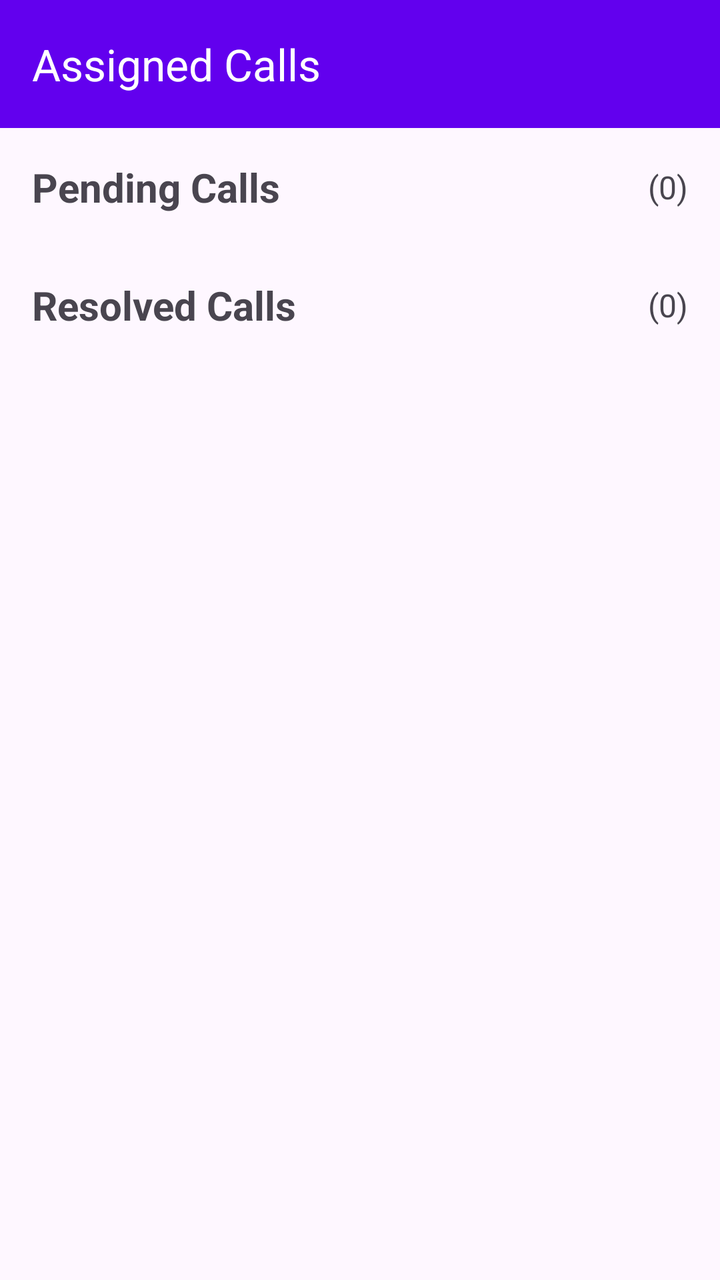
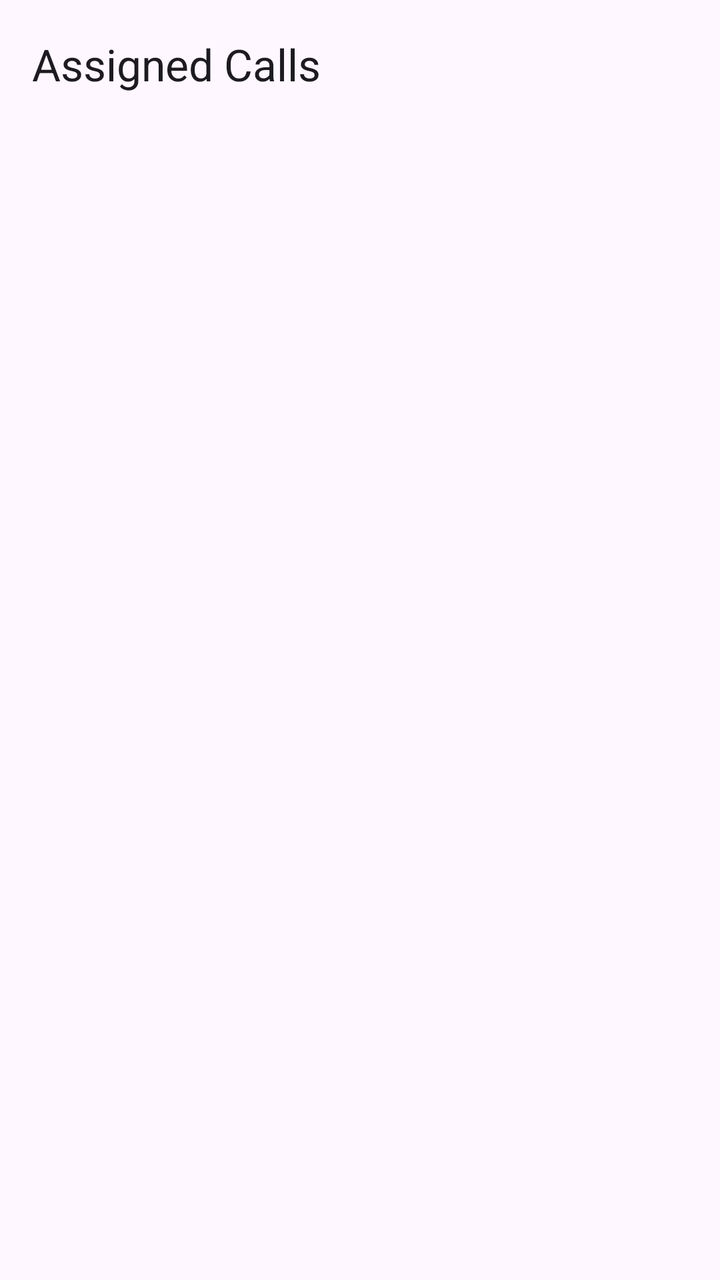

Before-and-after screenshots of an Android layout around one commit, followed by the original layout XML and the change that was made.
<!-- AndroidManifest.xml: application theme Theme.HRM -->
<!-- res/layout/activity_assign_call.xml -->
<?xml version="1.0" encoding="utf-8"?>
<LinearLayout xmlns:android="http://schemas.android.com/apk/res/android"
    xmlns:app="http://schemas.android.com/apk/res-auto"
    xmlns:tools="http://schemas.android.com/tools"
    android:layout_width="match_parent"
    android:layout_height="match_parent"
    android:orientation="vertical"
    tools:context=".AssignCallActivity">

    <com.google.android.material.appbar.AppBarLayout
        android:layout_width="match_parent"
        android:layout_height="wrap_content">

        <androidx.appcompat.widget.Toolbar
            android:id="@+id/toolbar"
            android:layout_width="match_parent"
            android:layout_height="?attr/actionBarSize"
            android:background="?attr/colorPrimary"
            app:title="Assigned Calls"
            app:titleTextColor="@android:color/white" />

    </com.google.android.material.appbar.AppBarLayout>

    <LinearLayout
        android:layout_width="match_parent"
        android:layout_height="wrap_content"
        android:orientation="horizontal"
        android:gravity="center_vertical"
        android:paddingStart="16dp"
        android:paddingEnd="16dp"
        android:layout_marginTop="16dp">

        <TextView
            android:layout_width="0dp"
            android:layout_height="wrap_content"
            android:layout_weight="1"
            android:text="Pending Calls"
            android:textSize="20sp"
            android:textStyle="bold" />

        <TextView
            android:id="@+id/pendingCountTextView"
            android:layout_width="wrap_content"
            android:layout_height="wrap_content"
            android:text="(0)"
            android:textSize="16sp"/>

    </LinearLayout>

    <androidx.recyclerview.widget.RecyclerView
        android:id="@+id/pendingCallsRecyclerView"
        android:layout_width="match_parent"
        android:layout_height="wrap_content"
        android:orientation="horizontal"
        android:padding="8dp" />

    <LinearLayout
        android:layout_width="match_parent"
        android:layout_height="wrap_content"
        android:orientation="horizontal"
        android:gravity="center_vertical"
        android:paddingStart="16dp"
        android:paddingEnd="16dp"
        android:layout_marginTop="16dp">

        <TextView
            android:layout_width="0dp"
            android:layout_height="wrap_content"
            android:layout_weight="1"
            android:text="Resolved Calls"
            android:textSize="20sp"
            android:textStyle="bold" />

        <TextView
            android:id="@+id/resolvedCountTextView"
            android:layout_width="wrap_content"
            android:layout_height="wrap_content"
            android:text="(0)"
            android:textSize="16sp"/>
            
    </LinearLayout>

    <androidx.recyclerview.widget.RecyclerView
        android:id="@+id/resolvedCallsRecyclerView"
        android:layout_width="match_parent"
        android:layout_height="match_parent"
        android:padding="8dp" />

</LinearLayout>
<!-- resources referenced by this layout -->
<resources>
  <style name="Theme.HRM" parent="Base.Theme.HRM" />
  <style name="Base.Theme.HRM" parent="Theme.Material3.DayNight.NoActionBar">
          
          <item name="colorPrimary">@color/my_light_primary</item>
      </style>
  <color name="my_light_primary">#FF6200EE</color>
</resources>

<!-- the commit's change to res/layout/activity_assign_call.xml (unified diff, before → after) -->
@@ -15,73 +15,12 @@
             android:id="@+id/toolbar"
             android:layout_width="match_parent"
             android:layout_height="?attr/actionBarSize"
-            android:background="?attr/colorPrimary"
-            app:title="Assigned Calls"
-            app:titleTextColor="@android:color/white" />
+            app:title="Assigned Calls" />
 
     </com.google.android.material.appbar.AppBarLayout>
 
-    <LinearLayout
-        android:layout_width="match_parent"
-        android:layout_height="wrap_content"
-        android:orientation="horizontal"
-        android:gravity="center_vertical"
-        android:paddingStart="16dp"
-        android:paddingEnd="16dp"
-        android:layout_marginTop="16dp">
-
-        <TextView
-            android:layout_width="0dp"
-            android:layout_height="wrap_content"
-            android:layout_weight="1"
-            android:text="Pending Calls"
-            android:textSize="20sp"
-            android:textStyle="bold" />
-
-        <TextView
-            android:id="@+id/pendingCountTextView"
-            android:layout_width="wrap_content"
-            android:layout_height="wrap_content"
-            android:text="(0)"
-            android:textSize="16sp"/>
-
-    </LinearLayout>
-
     <androidx.recyclerview.widget.RecyclerView
-        android:id="@+id/pendingCallsRecyclerView"
-        android:layout_width="match_parent"
-        android:layout_height="wrap_content"
-        android:orientation="horizontal"
-        android:padding="8dp" />
-
-    <LinearLayout
-        android:layout_width="match_parent"
-        android:layout_height="wrap_content"
-        android:orientation="horizontal"
-        android:gravity="center_vertical"
-        android:paddingStart="16dp"
-        android:paddingEnd="16dp"
-        android:layout_marginTop="16dp">
-
-        <TextView
-            android:layout_width="0dp"
-            android:layout_height="wrap_content"
-            android:layout_weight="1"
-            android:text="Resolved Calls"
-            android:textSize="20sp"
-            android:textStyle="bold" />
-
-        <TextView
-            android:id="@+id/resolvedCountTextView"
-            android:layout_width="wrap_content"
-            android:layout_height="wrap_content"
-            android:text="(0)"
-            android:textSize="16sp"/>
-            
-    </LinearLayout>
-
-    <androidx.recyclerview.widget.RecyclerView
-        android:id="@+id/resolvedCallsRecyclerView"
+        android:id="@+id/assignCallRecyclerView"
         android:layout_width="match_parent"
         android:layout_height="match_parent"
         android:padding="8dp" />
